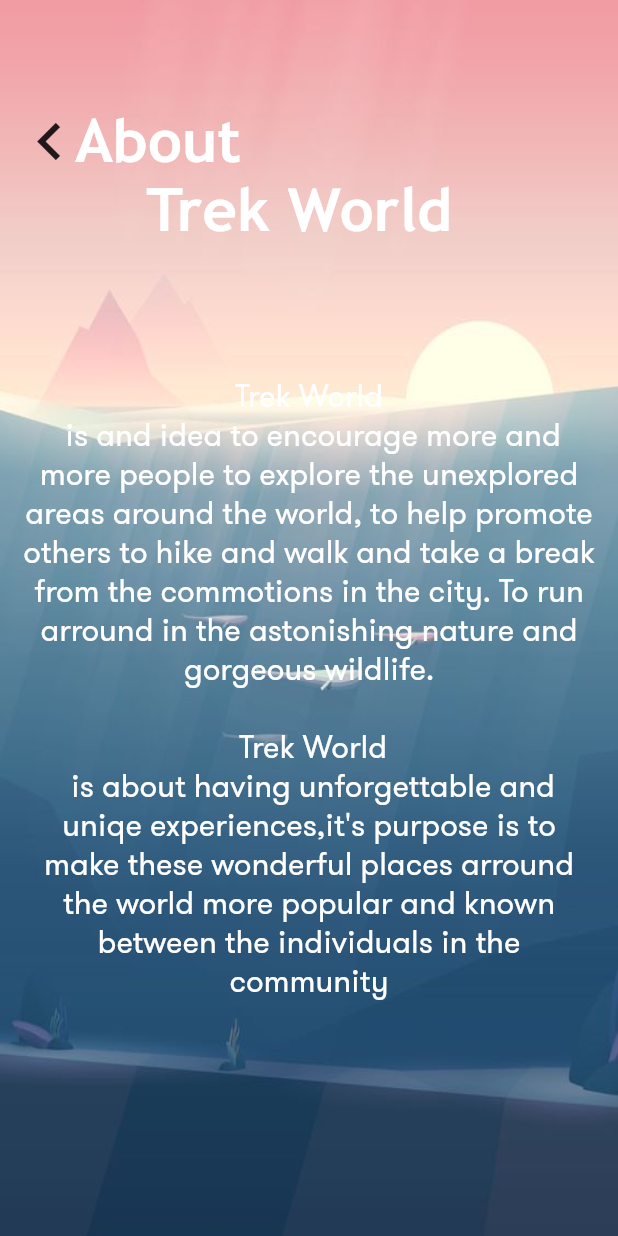
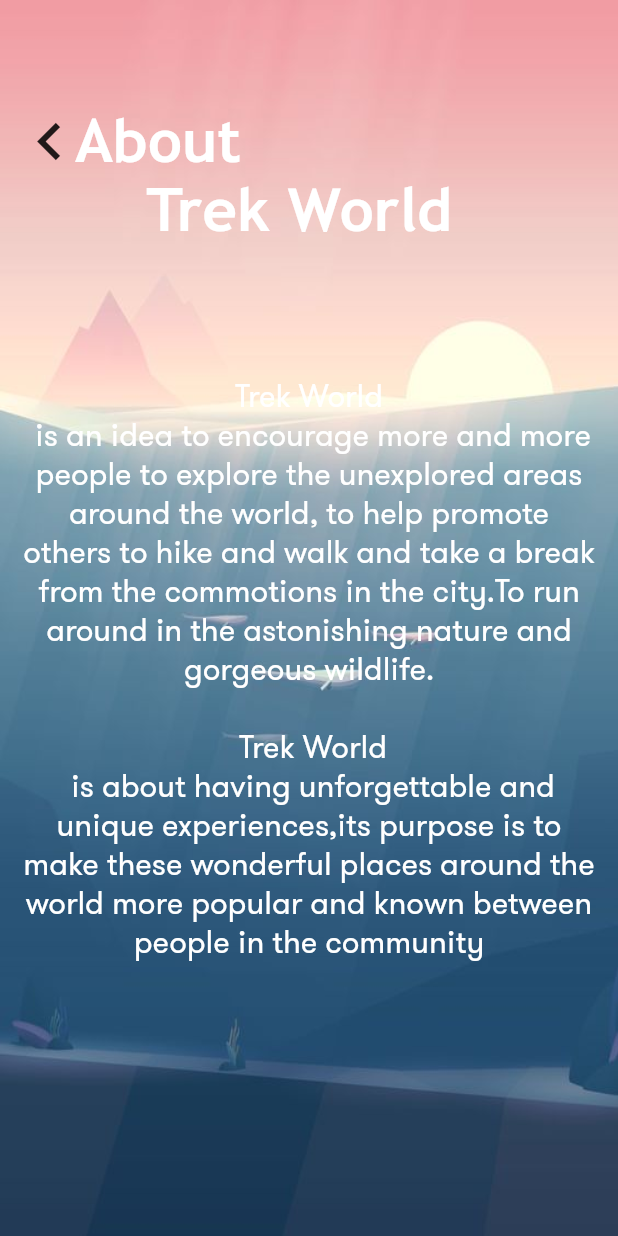
Before and after one commit to MohammadElokour/TrekWorld, a Flutter app: the screen it shows after launch, after a tap on "About", on a phone screen of 412 x 824 dp. Run offline on Flutter 3.47's test engine with Material 2 defaults, Android fonts, the phone set to English and light mode, and no system bars; our stand-ins replace cloud_firestore, firebase_auth, google_sign_in; missing offline and left inert: flutter_facebook_login; accounts and stored records are empty; network calls fail.

Commit message:
simple correction

```diff
--- a/lib/src/screens/about_screen.dart
+++ b/lib/src/screens/about_screen.dart
@@ -62,11 +62,11 @@ Widget about() {
           child: Container(
             padding: EdgeInsets.all(15.0),
             child: Text(
-              'Trek World\n is and idea to encourage more and more people to explore the unexplored areas around the world, '
-              'to help promote others to hike and walk and take a break from the commotions in the city. '
-              'To run arround in the astonishing nature and gorgeous wildlife.\n\n '
-              'Trek World\n is about having unforgettable and uniqe experiences,'
-              'it\'s purpose is to make these wonderful places arround the world more popular and known between the individuals in the community',
+              'Trek World\n is an idea to encourage more and more people to explore the unexplored areas around the world, '
+              'to help promote others to hike and walk and take a break from the commotions in the city.'
+              'To run around in the astonishing nature and gorgeous wildlife.\n\n '
+              'Trek World\n is about having unforgettable and unique experiences,'
+              'its purpose is to make these wonderful places around the world more popular and known between people in the community',
               textAlign: TextAlign.center,
               style: TextStyle(
                 fontFamily: 'GT Walsheim Regular',
```
